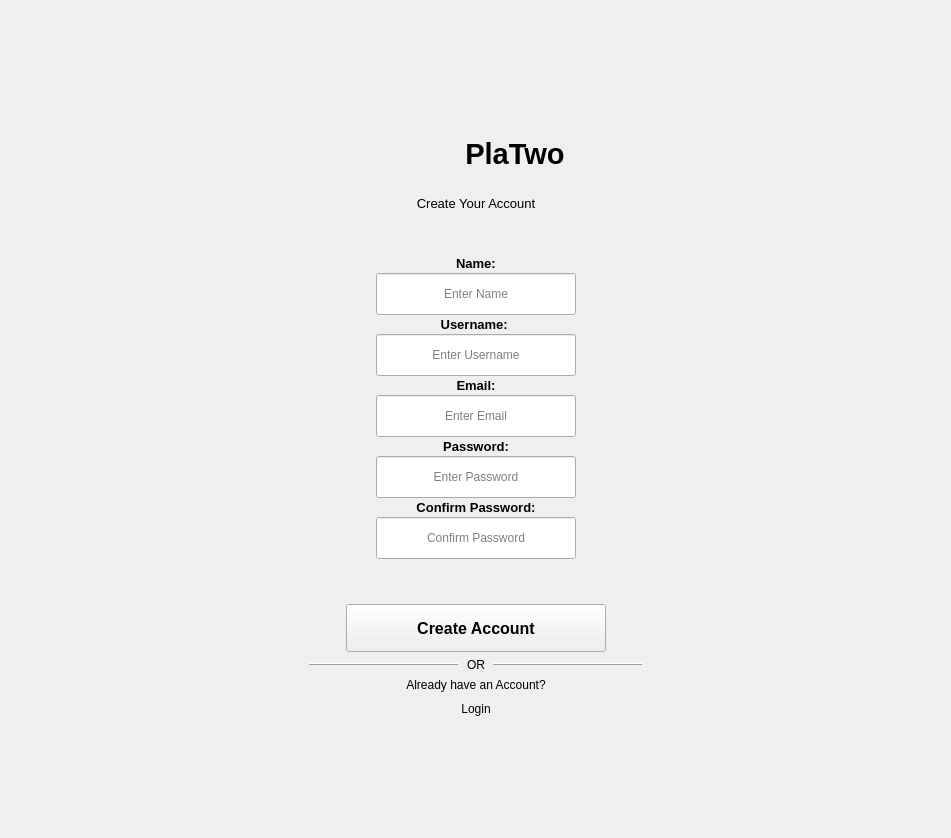
This is AP_PROJECT_PLATWO/src/Ui/signuppage.ui in sajjadrashidinsr/PlaTwo as Qt 5 draws it before an edit. The edited form follows.
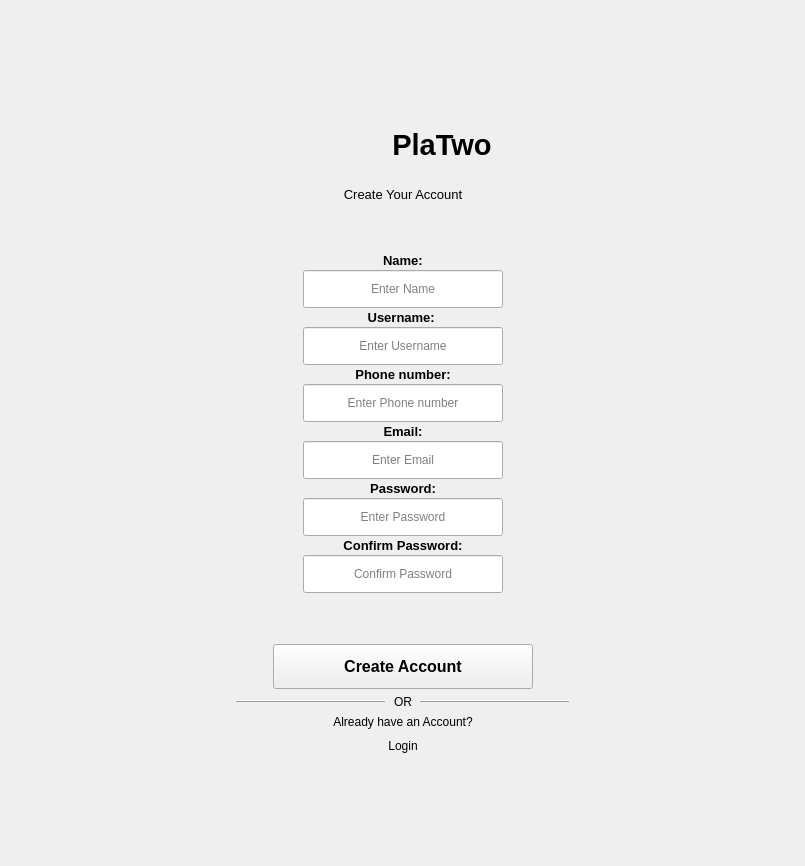
This is the edited form. Icons and pictures are not drawn.

What changed in the file:
```diff
--- a/AP_PROJECT_PLATWO/src/Ui/signuppage.ui
+++ b/AP_PROJECT_PLATWO/src/Ui/signuppage.ui
@@ -6,8 +6,8 @@
    <rect>
     <x>0</x>
     <y>0</y>
-    <width>951</width>
-    <height>838</height>
+    <width>805</width>
+    <height>866</height>
    </rect>
   </property>
   <property name="windowTitle">
@@ -78,13 +78,13 @@
            <number>40</number>
           </property>
           <property name="topMargin">
-           <number>20</number>
+           <number>0</number>
           </property>
           <property name="rightMargin">
            <number>40</number>
           </property>
           <property name="bottomMargin">
-           <number>20</number>
+           <number>0</number>
           </property>
           <item>
            <widget class="QWidget" name="widget_title" native="true">
@@ -218,7 +218,7 @@
             <property name="minimumSize">
              <size>
               <width>200</width>
-              <height>42</height>
+              <height>38</height>
              </size>
             </property>
             <property name="maximumSize">
@@ -271,7 +271,7 @@
             <property name="minimumSize">
              <size>
               <width>200</width>
-              <height>42</height>
+              <height>38</height>
              </size>
             </property>
             <property name="maximumSize">
@@ -296,6 +296,44 @@
             </property>
            </widget>
           </item>
+          <item alignment="Qt::AlignmentFlag::AlignHCenter">
+           <widget class="QLabel" name="label">
+            <property name="font">
+             <font>
+              <pointsize>10</pointsize>
+              <bold>true</bold>
+             </font>
+            </property>
+            <property name="text">
+             <string>Phone number:</string>
+            </property>
+            <property name="alignment">
+             <set>Qt::AlignmentFlag::AlignCenter</set>
+            </property>
+           </widget>
+          </item>
+          <item alignment="Qt::AlignmentFlag::AlignHCenter">
+           <widget class="QLineEdit" name="lineEdit_phone">
+            <property name="minimumSize">
+             <size>
+              <width>200</width>
+              <height>38</height>
+             </size>
+            </property>
+            <property name="maximumSize">
+             <size>
+              <width>200</width>
+              <height>16777215</height>
+             </size>
+            </property>
+            <property name="alignment">
+             <set>Qt::AlignmentFlag::AlignCenter</set>
+            </property>
+            <property name="placeholderText">
+             <string>Enter Phone number</string>
+            </property>
+           </widget>
+          </item>
           <item>
            <widget class="QLabel" name="label_email">
             <property name="font">
@@ -317,7 +355,7 @@
             <property name="minimumSize">
              <size>
               <width>200</width>
-              <height>42</height>
+              <height>38</height>
              </size>
             </property>
             <property name="maximumSize">
@@ -358,7 +396,7 @@
             <property name="minimumSize">
              <size>
               <width>200</width>
-              <height>42</height>
+              <height>38</height>
              </size>
             </property>
             <property name="maximumSize">
@@ -402,7 +440,7 @@
             <property name="minimumSize">
              <size>
               <width>200</width>
-              <height>42</height>
+              <height>38</height>
              </size>
             </property>
             <property name="maximumSize">
@@ -461,7 +499,7 @@
                  <property name="minimumSize">
                   <size>
                    <width>260</width>
-                   <height>48</height>
+                   <height>45</height>
                   </size>
                  </property>
                  <property name="font">
```
